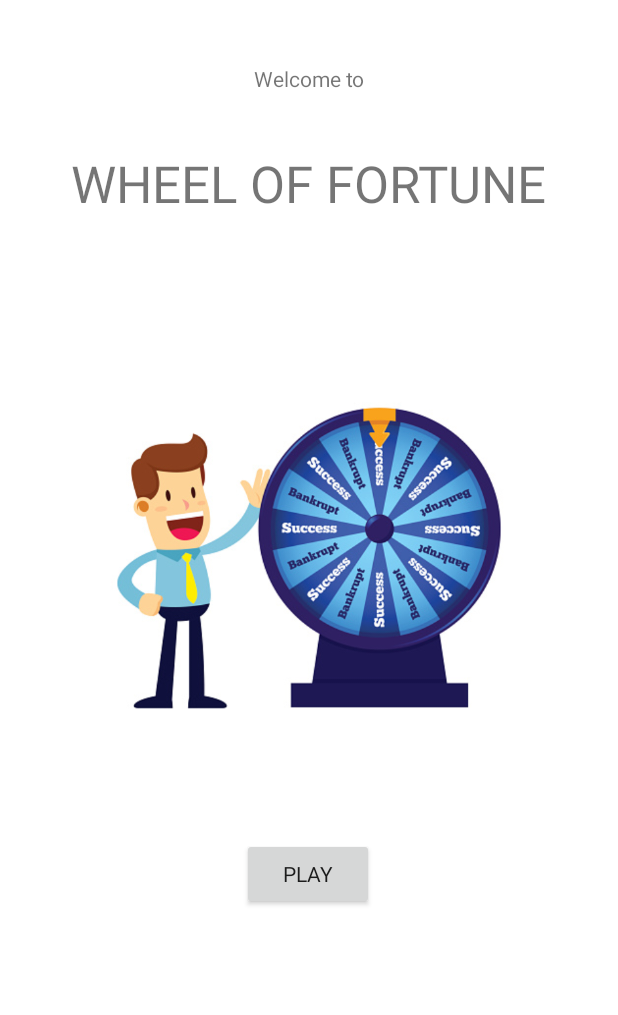
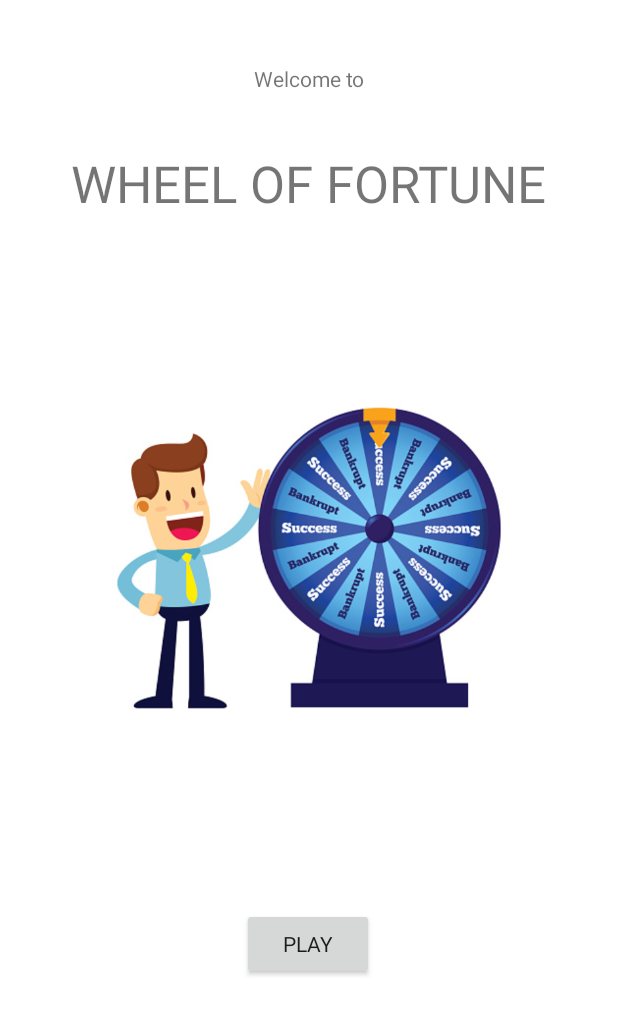
Before and after one commit to miax6351/s205353Lykkehjulet, an Android app: the screen it shows after launch (MainActivity), on a phone screen of 412 x 824 dp. Shown: the top 1015 px of the screen. Run offline under Robolectric (Android 15) with nearby library versions, the phone set to English and light mode, and no system bars.

Commit message:
opsætning

```diff
--- a/app/src/main/res/layout/fragment_landing_page.xml
+++ b/app/src/main/res/layout/fragment_landing_page.xml
@@ -61,7 +61,7 @@
         style="@style/Widget.AppCompat.Button"
         android:layout_width="wrap_content"
         android:layout_height="wrap_content"
-        android:layout_marginTop="512dp"
+        android:layout_marginTop="49dp"
         android:layout_marginBottom="171dp"
         android:fontFamily="roboto"
         android:text="PLAY"
@@ -69,6 +69,6 @@
         app:layout_constraintEnd_toEndOf="parent"
         app:layout_constraintHorizontal_bias="0.498"
         app:layout_constraintStart_toStartOf="parent"
-        app:layout_constraintTop_toTopOf="parent" />
+        app:layout_constraintTop_toBottomOf="@+id/imageView" />
 
 </androidx.constraintlayout.widget.ConstraintLayout>
```
